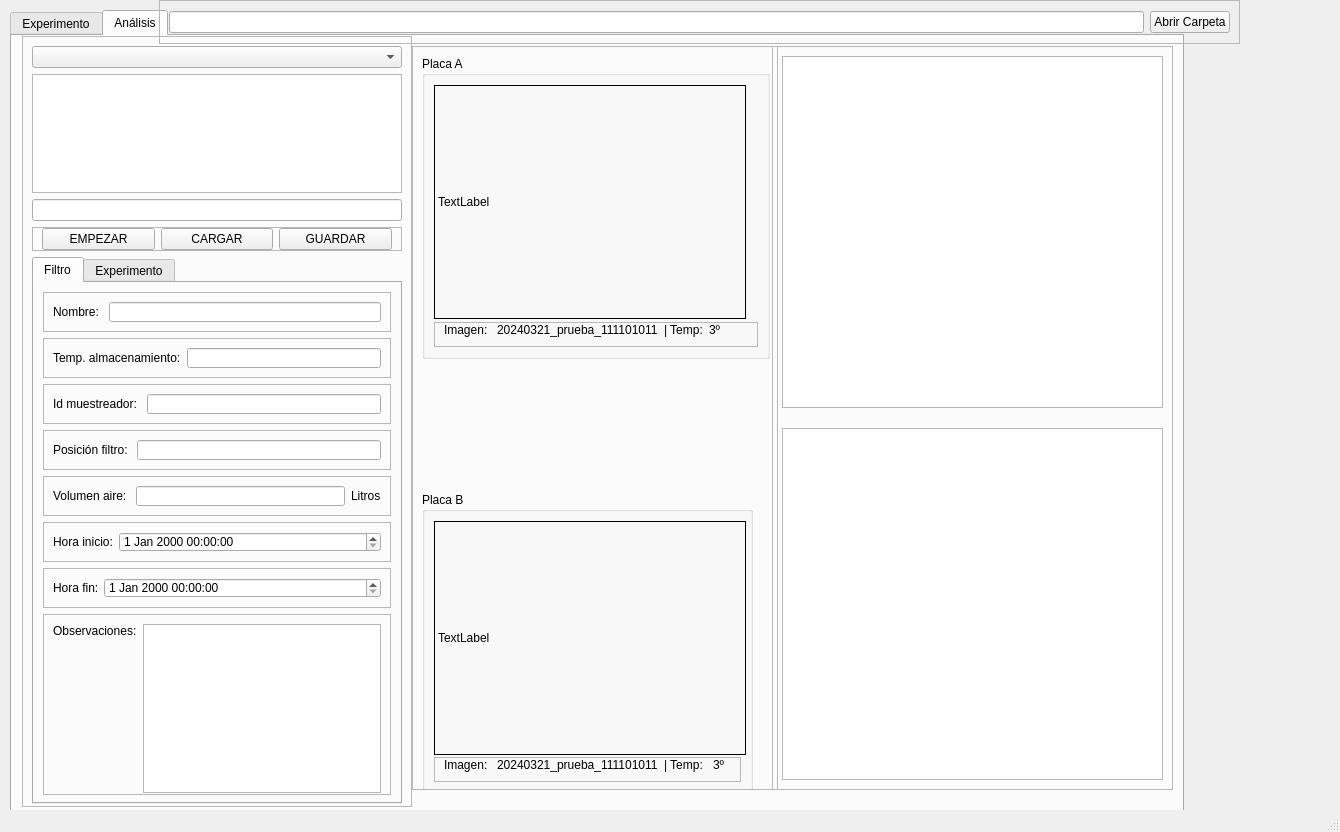
Old version of the form interfaz_v2/GUI-UI/v1-interfaz.ui in the repository tigre437/interfaz-V0.1.
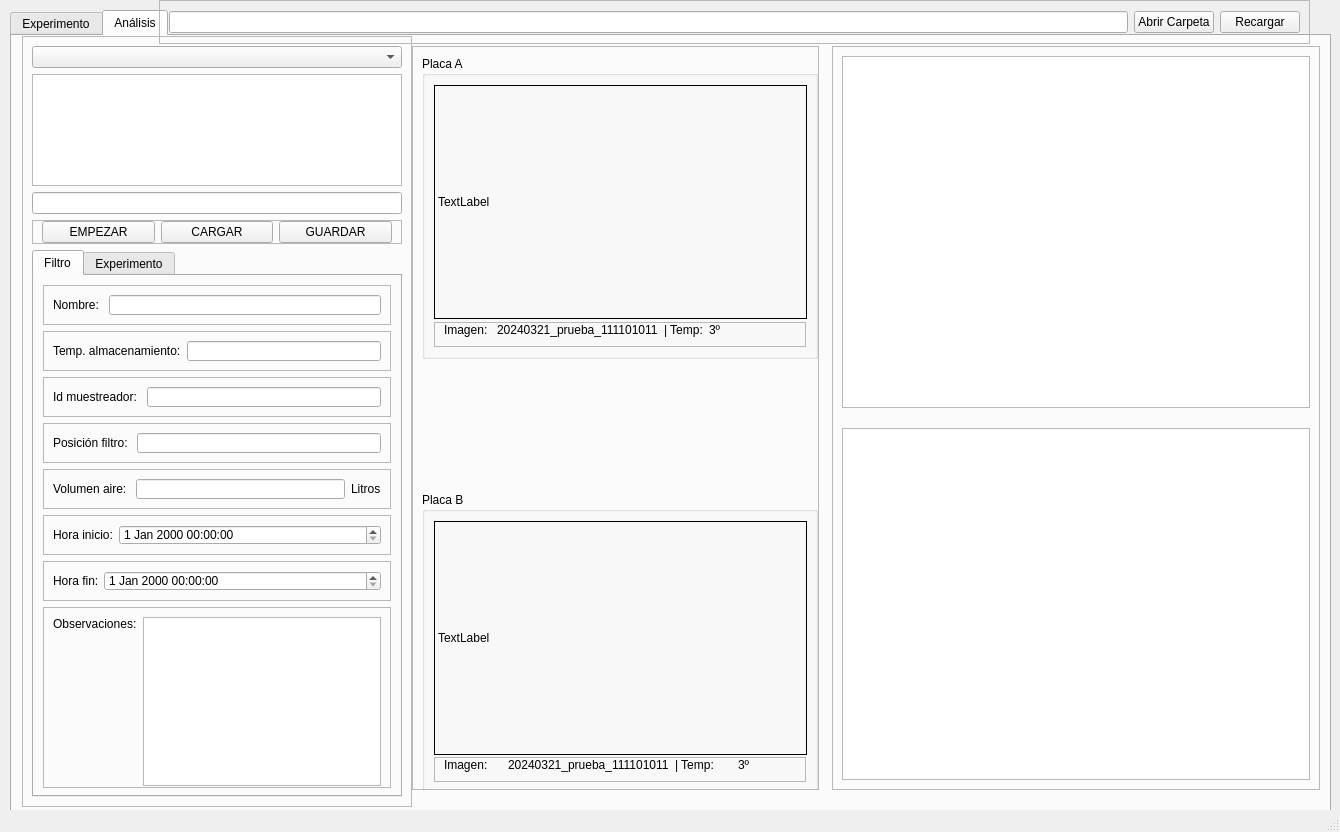
New version of the form. The open tabs and pages were chosen to show the change. Icons and pictures are not drawn.

Commit message: cambios en la interfaz y agrego el cargar_imagenes para analisis

```diff
--- a/interfaz_v2/GUI-UI/v1-interfaz.ui
+++ b/interfaz_v2/GUI-UI/v1-interfaz.ui
@@ -19,7 +19,7 @@
      <rect>
       <x>10</x>
       <y>10</y>
-      <width>1174</width>
+      <width>1321</width>
       <height>888</height>
      </rect>
     </property>
@@ -2114,17 +2114,17 @@
         </widget>
        </item>
        <item>
-        <widget class="QListView" name="listExperimentos">
-         <property name="minimumSize">
-          <size>
-           <width>0</width>
-           <height>119</height>
-          </size>
-         </property>
-        </widget>
+        <widget class="QListWidget" name="listExperimentos"/>
        </item>
        <item>
-        <widget class="QLineEdit" name="lblExperimentoSeleccionado"/>
+        <widget class="QLineEdit" name="lblExperimentoSeleccionado">
+         <property name="enabled">
+          <bool>true</bool>
+         </property>
+         <property name="readOnly">
+          <bool>true</bool>
+         </property>
+        </widget>
        </item>
        <item>
         <widget class="QFrame" name="frame_38">
@@ -2921,13 +2921,13 @@
        <rect>
         <x>400</x>
         <y>10</y>
-        <width>366</width>
+        <width>407</width>
         <height>744</height>
        </rect>
       </property>
       <property name="minimumSize">
        <size>
-        <width>366</width>
+        <width>407</width>
         <height>744</height>
        </size>
       </property>
@@ -2948,7 +2948,7 @@
         <widget class="QGroupBox" name="groupBox_3">
          <property name="minimumSize">
           <size>
-           <width>348</width>
+           <width>396</width>
            <height>303</height>
           </size>
          </property>
@@ -2966,14 +2966,14 @@
            <widget class="QLabel" name="MostrarPlacaA">
             <property name="minimumSize">
              <size>
-              <width>312</width>
+              <width>373</width>
               <height>234</height>
              </size>
             </property>
             <property name="maximumSize">
              <size>
               <width>312</width>
-              <height>234</height>
+              <height>720</height>
              </size>
             </property>
             <property name="styleSheet">
@@ -3052,7 +3052,7 @@
         <widget class="QGroupBox" name="groupBox_4">
          <property name="minimumSize">
           <size>
-           <width>312</width>
+           <width>396</width>
            <height>302</height>
           </size>
          </property>
@@ -3070,14 +3070,14 @@
            <widget class="QLabel" name="MostrarPlacaB">
             <property name="minimumSize">
              <size>
-              <width>312</width>
+              <width>373</width>
               <height>234</height>
              </size>
             </property>
             <property name="maximumSize">
              <size>
               <width>312</width>
-              <height>234</height>
+              <height>720</height>
              </size>
             </property>
             <property name="styleSheet">
@@ -3145,9 +3145,9 @@
      <widget class="QFrame" name="frame_59">
       <property name="geometry">
        <rect>
-        <x>760</x>
+        <x>820</x>
         <y>10</y>
-        <width>401</width>
+        <width>488</width>
         <height>744</height>
        </rect>
       </property>
@@ -3202,7 +3202,7 @@
      <rect>
       <x>159</x>
       <y>0</y>
-      <width>1081</width>
+      <width>1151</width>
       <height>44</height>
      </rect>
     </property>
@@ -3227,6 +3227,13 @@
        </property>
       </widget>
      </item>
+     <item>
+      <widget class="QPushButton" name="buttonRecargar">
+       <property name="text">
+        <string>Recargar</string>
+       </property>
+      </widget>
+     </item>
     </layout>
    </widget>
   </widget>
```
Left out of the diff: 20 changed lines with no effect on the pictures. The commit also changes 5 other files.
